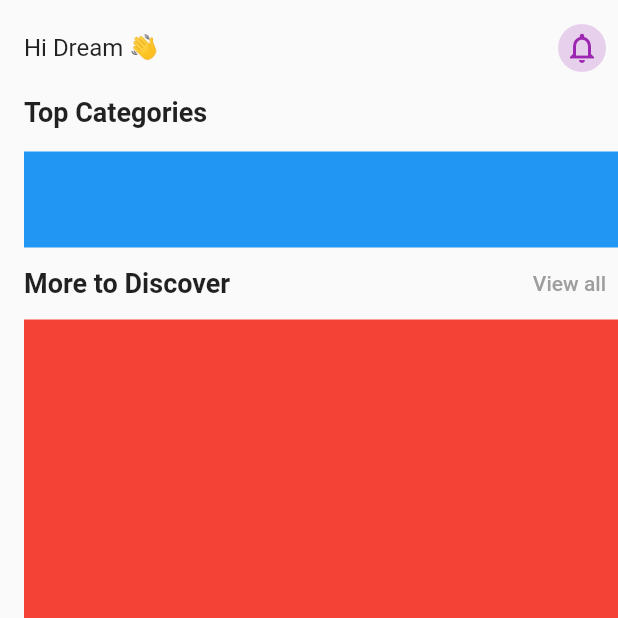
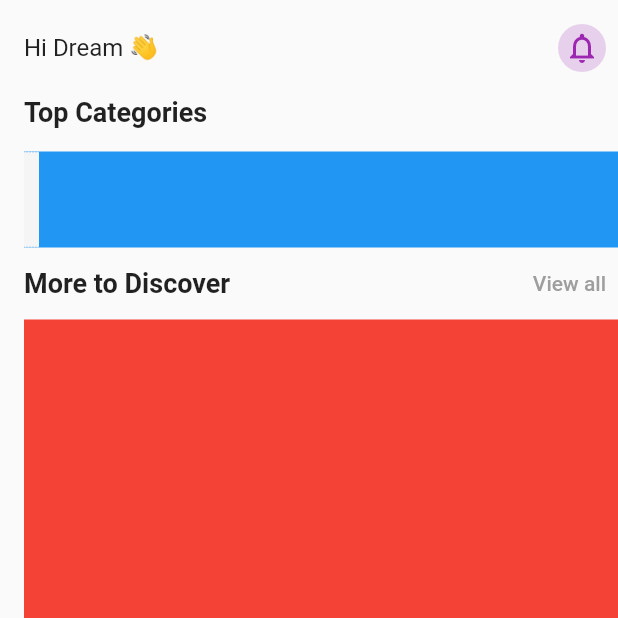
Before and after one commit to JAICHANGPARK/flutter_notebook_19th_story, a Flutter app: the screen it shows after launch, on a phone screen of 412 x 824 dp, the top half of it. Run offline on Flutter 3.47's test engine with Material 2 defaults, Android fonts, the phone set to English and light mode, and no system bars; our stand-ins replace cached_network_image, countup, fl_chart, flutter_riverpod, freezed_annotation, smooth_page_indicator and 1 more.

Commit message:
Update podcast_home_page.dart

```diff
--- a/lib/ep1134_podcast_app/src/ui/podcast_home_page.dart
+++ b/lib/ep1134_podcast_app/src/ui/podcast_home_page.dart
@@ -59,8 +59,16 @@ class _PodcastHomePageState extends State<PodcastHomePage> {
                     ),
                     child: ListView.builder(
                         itemCount: categories.length,
+                        scrollDirection: Axis.horizontal,
                         itemBuilder: (context, index) {
-                          return Container();
+                          return Container(
+                            decoration: BoxDecoration(
+                              border: Border.all(
+                                color: Colors.grey[100]!,
+                              ),
+                              borderRadius: BorderRadius.circular(4)
+                            ),
+                          );
                         }),
                   ),
                   Expanded(
```
